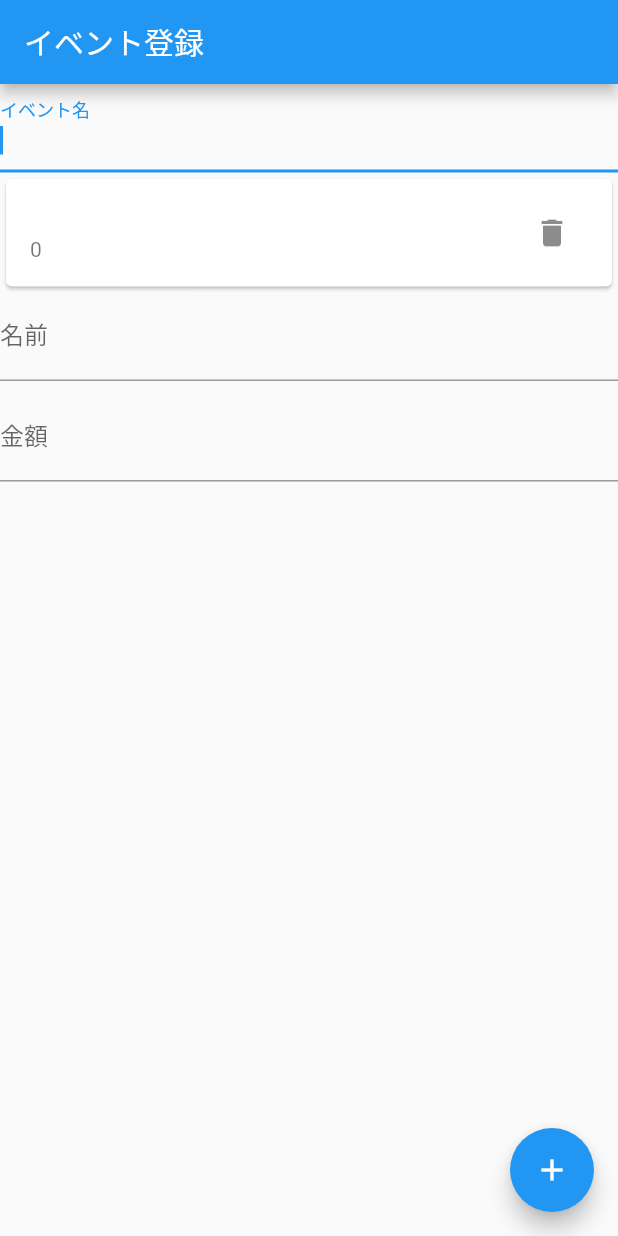
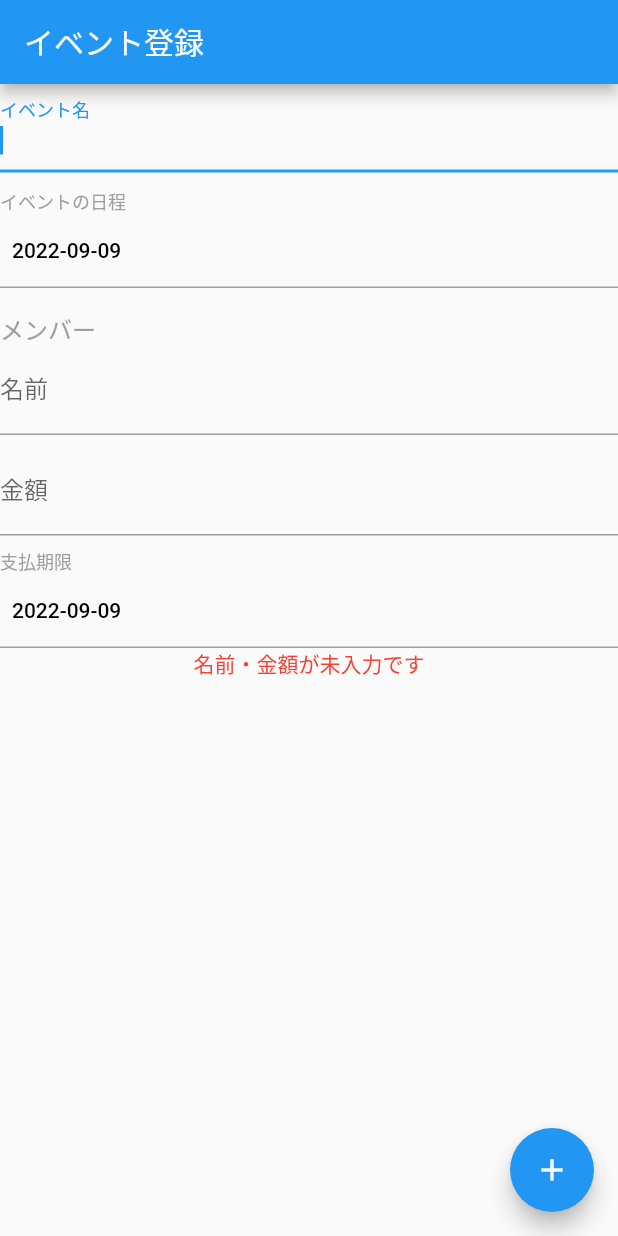
Before and after one commit to jack-app/ideathon-summer-team2, a Flutter app: the screen it shows after launch, after a tap on the "add" icon, on a phone screen of 412 x 824 dp. Run offline on Flutter 3.47's test engine with Material 2 defaults, Android fonts, the phone set to English and light mode, and no system bars; missing offline and left inert: dart:html.

Commit message:
[add & fix] 日付入力フォームを作成、レイアウトの修正

```diff
--- a/lib/hiraku/EventRegister.dart
+++ b/lib/hiraku/EventRegister.dart
@@ -1,4 +1,5 @@
 import 'dart:html';
+import 'package:intl/intl.dart';
 
 import 'package:flutter/material.dart';
 
@@ -18,6 +19,21 @@ class EventRegisterWidget extends StatelessWidget {
   }
 }
 
+class FormLabelText extends Container {
+  FormLabelText(String titleText)
+      : super(
+          width: double.infinity,
+          child: Text(
+            titleText,
+            textAlign: TextAlign.left,
+            style: TextStyle(
+              color: Colors.grey,
+              fontSize: 12.0,
+            ),
+          ),
+        );
+}
+
 // リスト一覧画面用Widget
 class EventRegisterPage extends StatefulWidget {
   @override
@@ -28,24 +44,63 @@ class _EventRegisterPageState extends State<EventRegisterPage> {
   // State
   // イベントの名前
   String EventName = '';
+  // イベントの日程
+  var EventDate = DateTime.now();
   // 参加メンバーのリスト
   List<Map> memberList = [];
   // メンバー情報の初期値
   var member = {
     'name': 'test', // 名前
     'payment': 0, // 支払金額
+    'deadline': DateTime.now(), // 期限
   };
 
   // 新規メンバーの値
   var newMemberName = "";
-  var newMemberPayment = 0;
+  var newMemberPaymentStr = "";
+  var newMemberDeadline = DateTime.now();
+
+  // エラー文
+  var FormExceptionText = "";
 
   // テキストフィールドの制御
   var _memberNameController = TextEditingController();
   var _memberPaymentController = TextEditingController();
 
+  // 日付を入力するフォーム
+  _EventDatePicker(BuildContext context) async {
+    final DateTime? datePicked = await showDatePicker(
+        context: context,
+        initialDate: EventDate,
+        firstDate: DateTime(2003),
+        lastDate: DateTime(2023));
+    if (datePicked != null && datePicked != EventDate) {
+      setState(() {
+        EventDate = datePicked;
+      });
+    }
+  }
+
+  // メンバーの
+  _DeadlinePicker(BuildContext context) async {
+    final DateTime? datePicked = await showDatePicker(
+        context: context,
+        initialDate: newMemberDeadline,
+        firstDate: DateTime(2003),
+        lastDate: DateTime(2023));
+    if (datePicked != null && datePicked != newMemberDeadline) {
+      setState(() {
+        newMemberDeadline = datePicked;
+      });
+    }
+  }
+
+  // 日付のフォーマッター
+  DateFormat outputFormat = DateFormat('yyyy-MM-dd');
+
   @override
   Widget build(BuildContext context) {
+    var _size = MediaQuery.of(context).size;
     return Scaffold(
       // AppBarを表示し、タイトルも設定
       appBar: AppBar(
@@ -54,7 +109,7 @@ class _EventRegisterPageState extends State<EventRegisterPage> {
       // ListViewを使いリスト一覧を表示
       body: Column(children: [
         // イベント名の入力フィールド
-        TextField(
+        TextFormField(
           // 自動フォーカス
           autofocus: true,
           // テキスト入力のラベルを設定
@@ -65,6 +120,46 @@ class _EventRegisterPageState extends State<EventRegisterPage> {
             });
           },
         ),
+        const SizedBox(height: 10),
+        FormLabelText('イベントの日程'),
+        Row(
+          children: <Widget>[
+            TextButton(
+                style: TextButton.styleFrom(
+                  primary: Colors.black,
+                  fixedSize: Size(
+                    _size.width, // 画面横いっぱい
+                    10,
+                  ),
+                ),
+                onPressed: () {
+                  _EventDatePicker(context);
+                },
+                child: Align(
+                  alignment: Alignment.centerLeft,
+                  child: Text(outputFormat.format(EventDate),
+                      textAlign: TextAlign.left),
+                )),
+          ],
+        ),
+        Container(
+          height: 1.0,
+          color: Colors.grey,
+        ),
+
+        const SizedBox(height: 15),
+        Container(
+          width: double.infinity,
+          child: Text(
+            'メンバー',
+            textAlign: TextAlign.left,
+            style: TextStyle(
+              color: Colors.grey,
+              fontSize: 16.0,
+            ),
+          ),
+        ),
+
         // 確定したメンバーのリスト表示
         ListView.builder(
           // ListViewをColumn内で使うときはこれを書かないとダメらしい
@@ -75,8 +170,11 @@ class _EventRegisterPageState extends State<EventRegisterPage> {
           itemBuilder: (context, index) {
             return Card(
               child: ListTile(
-                title: Text(memberList[index]['name']),
-                subtitle: Text(memberList[index]['payment'].toString()),
+                title: Text(memberList[index]['name'] +
+                    '   ' +
+                    memberList[index]['payment'].toString() +
+                    '円   期限:' +
+                    outputFormat.format(memberList[index]['deadline'])),
 
                 //右側にボタンを配置
                 trailing: Row(
@@ -103,7 +201,7 @@ class _EventRegisterPageState extends State<EventRegisterPage> {
 
         Column(children: <Widget>[
           // テキスト入力
-          TextField(
+          TextFormField(
             // コントローラー
             controller: _memberNameController,
             // 自動フォーカス
@@ -117,7 +215,7 @@ class _EventRegisterPageState extends State<EventRegisterPage> {
             },
           ),
           const SizedBox(height: 8),
-          TextField(
+          TextFormField(
             // コントローラー
             controller: _memberPaymentController,
             // 数字入力指定
@@ -128,9 +226,42 @@ class _EventRegisterPageState extends State<EventRegisterPage> {
             decoration: InputDecoration(labelText: "金額"),
             onChanged: (String value) {
               setState(() {
-                newMemberPayment = int.parse(value);
+                newMemberPaymentStr = value;
               });
             },
+          ),
+          const SizedBox(height: 8),
+          FormLabelText('支払期限'),
+          Row(
+            children: <Widget>[
+              TextButton(
+                  style: TextButton.styleFrom(
+                    primary: Colors.black,
+                    fixedSize: Size(
+                      _size.width, // 画面横いっぱい
+                      10,
+                    ),
+                  ),
+                  onPressed: () {
+                    _DeadlinePicker(context);
+                  },
+                  child: Align(
+                    alignment: Alignment.centerLeft,
+                    child: Text(outputFormat.format(newMemberDeadline),
+                        textAlign: TextAlign.left),
+                  )),
+            ],
+          ),
+          Container(
+            height: 1.0,
+            color: Colors.grey,
+          ),
+
+          Text(
+            FormExceptionText,
+            style: TextStyle(
+              color: Colors.red,
+            ),
           ),
         ])
       ]),
@@ -138,21 +269,45 @@ class _EventRegisterPageState extends State<EventRegisterPage> {
       // メンバーを追加するボタン
       floatingActionButton: FloatingActionButton(
         onPressed: () {
+          if (newMemberName != "" && newMemberPaymentStr != "") {
+            try {
               setState(() {
                 // メンバーの追加
                 memberList.add({
                   'name': newMemberName, // 名前
-              'payment': newMemberPayment, // 支払金額
+                  'payment': int.parse(newMemberPaymentStr), // 支払金額
+                  'deadline': newMemberDeadline,
                 });
-
                 // 新しいメンバーの値を初期化
                 newMemberName = "";
-            newMemberPayment = 0;
+                newMemberPaymentStr = "";
+                newMemberDeadline = DateTime.now();
               });
-
               // テキストフィールドの入力を削除
               _memberNameController.clear();
               _memberPaymentController.clear();
+            } catch (e) {
+              setState(() {
+                //例外が発生したら実行する処理
+                FormExceptionText = "金額は数字で入力してください";
+              });
+            }
+          } else if (newMemberName != "") {
+            setState(() {
+              //例外が発生したら実行する処理
+              FormExceptionText = "金額が未入力です";
+            });
+          } else if (newMemberPaymentStr != "") {
+            setState(() {
+              //例外が発生したら実行する処理
+              FormExceptionText = "名前が未入力です";
+            });
+          } else {
+            setState(() {
+              //例外が発生したら実行する処理
+              FormExceptionText = "名前・金額が未入力です";
+            });
+          }
         },
         child: Icon(Icons.add),
       ),
```
Lines whose indentation alone changed are shown as unchanged.
